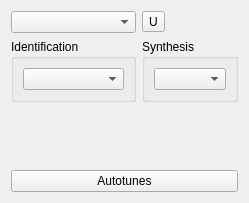
Old version of the form pid/src/pid/AutotunerPlugin.ui in the repository roussePaul/kampala.
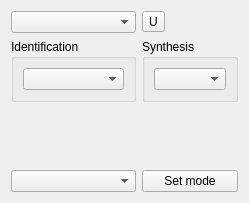
New version of the form. Icons and pictures are not drawn.

What changed in the file:
```diff
--- a/pid/src/pid/AutotunerPlugin.ui
+++ b/pid/src/pid/AutotunerPlugin.ui
@@ -61,13 +61,6 @@
      </layout>
     </widget>
    </item>
-   <item row="3" column="0" colspan="2">
-    <widget class="QPushButton" name="bAutotune">
-     <property name="text">
-      <string>Autotunes</string>
-     </property>
-    </widget>
-   </item>
    <item row="1" column="0">
     <widget class="QGroupBox" name="gIdentification">
      <property name="title">
@@ -80,6 +73,16 @@
      </layout>
     </widget>
    </item>
+   <item row="3" column="1">
+    <widget class="QPushButton" name="bMode">
+     <property name="text">
+      <string>Set mode</string>
+     </property>
+    </widget>
+   </item>
+   <item row="3" column="0">
+    <widget class="QComboBox" name="cMode"/>
+   </item>
   </layout>
  </widget>
  <resources/>
```
Left out of the diff: 4 changed lines with no effect on the pictures.
